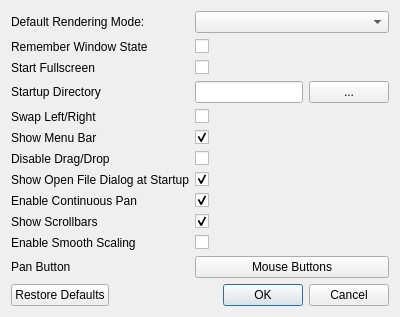
chipgw/depthview, file forms/settingswindow.ui: the form before one commit.
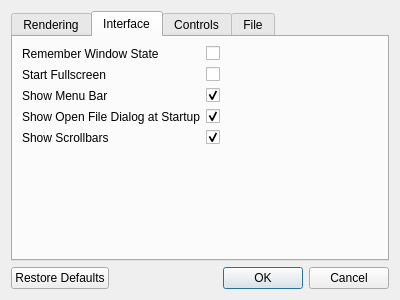
The form after the commit. The open tabs and pages were chosen to show the change. Icons and pictures are not drawn.

Commit message: sorted settingswindow form into tabs.

The edit to the form file:
```diff
--- a/forms/settingswindow.ui
+++ b/forms/settingswindow.ui
@@ -19,7 +19,15 @@
   </property>
   <layout class="QVBoxLayout" name="verticalLayout">
    <item>
-    <layout class="QFormLayout" name="formLayout">
+    <widget class="QTabWidget" name="tabWidget">
+     <property name="currentIndex">
+      <number>0</number>
+     </property>
+     <widget class="QWidget" name="tabRendering">
+      <attribute name="title">
+       <string>Rendering</string>
+      </attribute>
+      <layout class="QFormLayout" name="formLayout_2">
      <property name="fieldGrowthPolicy">
       <enum>QFormLayout::AllNonFixedFieldsGrow</enum>
      </property>
@@ -41,20 +49,61 @@
       </widget>
      </item>
      <item row="1" column="0">
+        <widget class="QLabel" name="swapLeftRightLabel">
+         <property name="toolTip">
+          <string>Swap the left and right images by default</string>
+         </property>
+         <property name="text">
+          <string>Swap Left/Right</string>
+         </property>
+        </widget>
+       </item>
+       <item row="1" column="1">
+        <widget class="QCheckBox" name="swapLeftRightCheckBox">
+         <property name="toolTip">
+          <string>Swap the left and right images by default</string>
+         </property>
+        </widget>
+       </item>
+       <item row="2" column="0">
+        <widget class="QLabel" name="enableSmoothScalingLabel">
+         <property name="text">
+          <string>Enable Smooth Scaling</string>
+         </property>
+        </widget>
+       </item>
+       <item row="2" column="1">
+        <widget class="QCheckBox" name="enableSmoothScalingCheckBox"/>
+       </item>
+      </layout>
+      <zorder></zorder>
+      <zorder>defaultRendererComboBox</zorder>
+      <zorder>defaultRendererLabel</zorder>
+      <zorder>swapLeftRightLabel</zorder>
+      <zorder>swapLeftRightCheckBox</zorder>
+      <zorder>enableSmoothScalingLabel</zorder>
+      <zorder>enableSmoothScalingCheckBox</zorder>
+     </widget>
+     <widget class="QWidget" name="tabInterface">
+      <attribute name="title">
+       <string>Interface</string>
+      </attribute>
+      <layout class="QFormLayout" name="formLayout_3">
+       <item row="0" column="0">
       <widget class="QLabel" name="rememberWindowStateLabel">
        <property name="text">
         <string>Remember Window State</string>
        </property>
       </widget>
      </item>
-     <item row="1" column="1">
+       <item row="0" column="1">
       <widget class="QCheckBox" name="rememberWindowStateCheckBox">
        <property name="checked">
         <bool>false</bool>
        </property>
       </widget>
      </item>
-     <item row="2" column="0">
+       <item row="1" column="0">
       <widget class="QLabel" name="startFullscreenLabel">
        <property name="toolTip">
         <string>Run DepthView fullscreen</string>
@@ -64,7 +113,7 @@
        </property>
       </widget>
      </item>
-     <item row="2" column="1">
+       <item row="1" column="1">
       <widget class="QCheckBox" name="startFullscreenCheckBox">
        <property name="enabled">
         <bool>true</bool>
@@ -74,78 +123,71 @@
        </property>
       </widget>
      </item>
+       <item row="2" column="0">
+        <widget class="QLabel" name="showMenuBarLabel">
+         <property name="toolTip">
+          <string>Show the menu bar when DepthView is started. (has no effect if start fullscreen is enabled)</string>
+         </property>
+         <property name="text">
+          <string>Show Menu Bar</string>
+         </property>
+        </widget>
+       </item>
+       <item row="2" column="1">
+        <widget class="QCheckBox" name="showMenuBarCheckBox">
+         <property name="toolTip">
+          <string>Show the menu bar when DepthView is started. (has no effect if start fullscreen is enabled)</string>
+         </property>
+         <property name="checked">
+          <bool>true</bool>
+         </property>
+        </widget>
+       </item>
      <item row="3" column="0">
-      <widget class="QLabel" name="startupDirectoryLabel">
+        <widget class="QLabel" name="fileDialogStartupLabel">
        <property name="toolTip">
-        <string>The directory in which DepthView starts up if no command line arguments are supplied. (leave blank for home directory)</string>
+          <string>Enables showing an &quot;Open File&quot; dialog when DepthView starts and has no command line arguments.</string>
        </property>
        <property name="text">
-        <string>Startup Directory</string>
+          <string>Show Open File Dialog at Startup</string>
        </property>
       </widget>
      </item>
      <item row="3" column="1">
-      <layout class="QHBoxLayout" name="horizontalLayout">
-       <item>
-        <widget class="QLineEdit" name="startupDirectoryLineEdit">
+        <widget class="QCheckBox" name="fileDialogStartupCheckBox">
          <property name="toolTip">
-          <string>the directory in which DepthView starts up if no command line arguments are supplied. (leave blank for home directory)</string>
+          <string>Enables showing an &quot;Open File&quot; dialog when DepthView starts and has no command line arguments.</string>
          </property>
-        </widget>
-       </item>
-       <item>
-        <widget class="QPushButton" name="startupDirectoryBrowsePushButton">
-         <property name="sizePolicy">
-          <sizepolicy hsizetype="Minimum" vsizetype="Fixed">
-           <horstretch>0</horstretch>
-           <verstretch>0</verstretch>
-          </sizepolicy>
+         <property name="checked">
+          <bool>true</bool>
          </property>
-         <property name="text">
-          <string>...</string>
-         </property>
         </widget>
-       </item>
-      </layout>
      </item>
      <item row="4" column="0">
-      <widget class="QLabel" name="swapLeftRightLabel">
-       <property name="toolTip">
-        <string>Swap the left and right images by default</string>
-       </property>
+        <widget class="QLabel" name="showScrollbarsLabel">
        <property name="text">
-        <string>Swap Left/Right</string>
+          <string>Show Scrollbars</string>
        </property>
       </widget>
      </item>
      <item row="4" column="1">
-      <widget class="QCheckBox" name="swapLeftRightCheckBox">
-       <property name="toolTip">
-        <string>Swap the left and right images by default</string>
-       </property>
-      </widget>
-     </item>
-     <item row="5" column="0">
-      <widget class="QLabel" name="showMenuBarLabel">
-       <property name="toolTip">
-        <string>Show the menu bar when DepthView is started. (has no effect if start fullscreen is enabled)</string>
-       </property>
-       <property name="text">
-        <string>Show Menu Bar</string>
-       </property>
-      </widget>
-     </item>
-     <item row="5" column="1">
-      <widget class="QCheckBox" name="showMenuBarCheckBox">
-       <property name="toolTip">
-        <string>Show the menu bar when DepthView is started. (has no effect if start fullscreen is enabled)</string>
-       </property>
+        <widget class="QCheckBox" name="showScrollbarsCheckBox">
        <property name="checked">
         <bool>true</bool>
        </property>
       </widget>
      </item>
-     <item row="6" column="0">
+      </layout>
+     </widget>
+     <widget class="QWidget" name="tabControls">
+      <attribute name="title">
+       <string>Controls</string>
+      </attribute>
+      <layout class="QFormLayout" name="formLayout_4">
+       <property name="fieldGrowthPolicy">
+        <enum>QFormLayout::AllNonFixedFieldsGrow</enum>
+       </property>
+       <item row="0" column="0">
       <widget class="QLabel" name="disableDragDropLabel">
        <property name="toolTip">
         <string>disables droping images into window to open them.</string>
@@ -155,86 +197,85 @@
        </property>
       </widget>
      </item>
-     <item row="6" column="1">
+       <item row="0" column="1">
       <widget class="QCheckBox" name="disableDragDropCheckBox">
        <property name="toolTip">
         <string>disables droping images into window to open them.</string>
        </property>
       </widget>
      </item>
-     <item row="7" column="0">
-      <widget class="QLabel" name="fileDialogStartupLabel">
-       <property name="toolTip">
-        <string>Enables showing an &quot;Open File&quot; dialog when DepthView starts and has no command line arguments.</string>
-       </property>
-       <property name="text">
-        <string>Show Open File Dialog at Startup</string>
-       </property>
-      </widget>
-     </item>
-     <item row="7" column="1">
-      <widget class="QCheckBox" name="fileDialogStartupCheckBox">
-       <property name="toolTip">
-        <string>Enables showing an &quot;Open File&quot; dialog when DepthView starts and has no command line arguments.</string>
-       </property>
-       <property name="checked">
-        <bool>true</bool>
-       </property>
-      </widget>
-     </item>
-     <item row="8" column="0">
+       <item row="1" column="0">
       <widget class="QLabel" name="enableContinuousPanLabel">
        <property name="text">
         <string>Enable Continuous Pan</string>
        </property>
       </widget>
      </item>
-     <item row="8" column="1">
+       <item row="1" column="1">
       <widget class="QCheckBox" name="enableContinuousPanCheckBox">
        <property name="checked">
         <bool>true</bool>
        </property>
       </widget>
      </item>
-     <item row="9" column="0">
-      <widget class="QLabel" name="showScrollbarsLabel">
-       <property name="text">
-        <string>Show Scrollbars</string>
-       </property>
-      </widget>
-     </item>
-     <item row="9" column="1">
-      <widget class="QCheckBox" name="showScrollbarsCheckBox">
-       <property name="checked">
-        <bool>true</bool>
-       </property>
-      </widget>
-     </item>
-     <item row="11" column="0">
+       <item row="2" column="0">
       <widget class="QLabel" name="panButtonLabel">
        <property name="text">
         <string>Pan Button</string>
        </property>
       </widget>
      </item>
-     <item row="11" column="1">
+       <item row="2" column="1">
       <widget class="QPushButton" name="panButtonMenuPushButton">
        <property name="text">
         <string>Mouse Buttons</string>
        </property>
       </widget>
      </item>
-     <item row="10" column="0">
-      <widget class="QLabel" name="enableSmoothScalingLabel">
+      </layout>
+     </widget>
+     <widget class="QWidget" name="tabFile">
+      <attribute name="title">
+       <string>File</string>
+      </attribute>
+      <layout class="QFormLayout" name="formLayout">
+       <item row="0" column="0">
+        <widget class="QLabel" name="startupDirectoryLabel">
+         <property name="toolTip">
+          <string>The directory in which DepthView starts up if no command line arguments are supplied. (leave blank for home directory)</string>
+         </property>
        <property name="text">
-        <string>Enable Smooth Scaling</string>
+          <string>Startup Directory</string>
        </property>
       </widget>
      </item>
-     <item row="10" column="1">
-      <widget class="QCheckBox" name="enableSmoothScalingCheckBox"/>
-     </item>
-    </layout>
+       <item row="0" column="1">
+        <layout class="QHBoxLayout" name="horizontalLayout">
+         <item>
+          <widget class="QLineEdit" name="startupDirectoryLineEdit">
+           <property name="toolTip">
+            <string>the directory in which DepthView starts up if no command line arguments are supplied. (leave blank for home directory)</string>
+           </property>
+          </widget>
+         </item>
+         <item>
+          <widget class="QPushButton" name="startupDirectoryBrowsePushButton">
+           <property name="sizePolicy">
+            <sizepolicy hsizetype="Minimum" vsizetype="Fixed">
+             <horstretch>0</horstretch>
+             <verstretch>0</verstretch>
+            </sizepolicy>
+           </property>
+           <property name="text">
+            <string>...</string>
+           </property>
+          </widget>
+         </item>
+        </layout>
+       </item>
+      </layout>
+     </widget>
+    </widget>
    </item>
    <item>
     <widget class="QDialogButtonBox" name="buttonBox">
```
Lines whose indentation alone changed are shown as unchanged.
